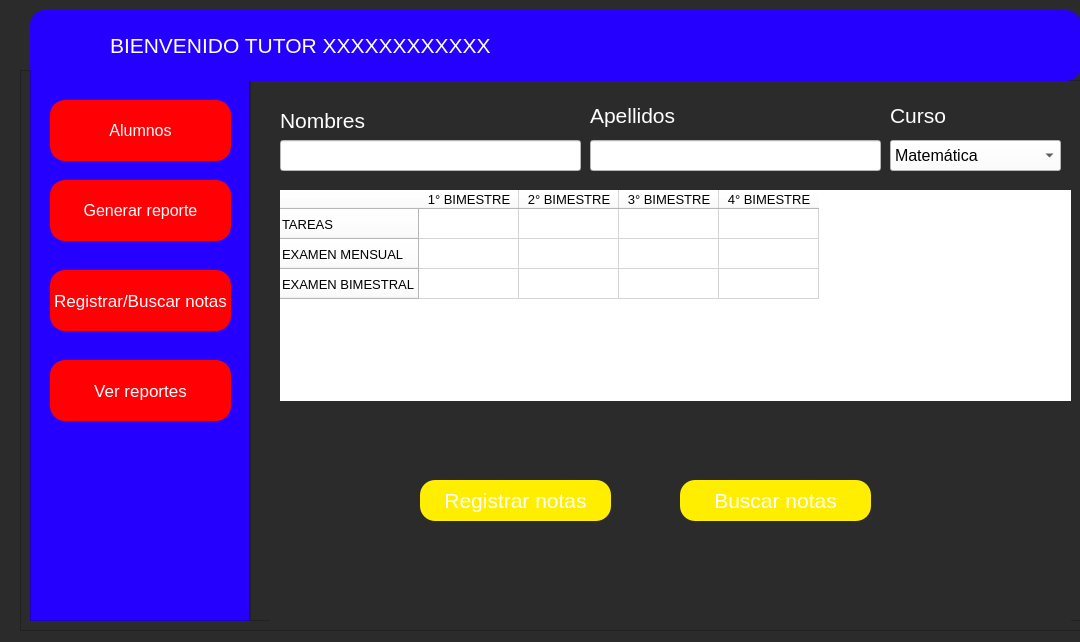
Giavic/Taller_de_software_TF, file entrar_tutor.ui: the form before one commit.
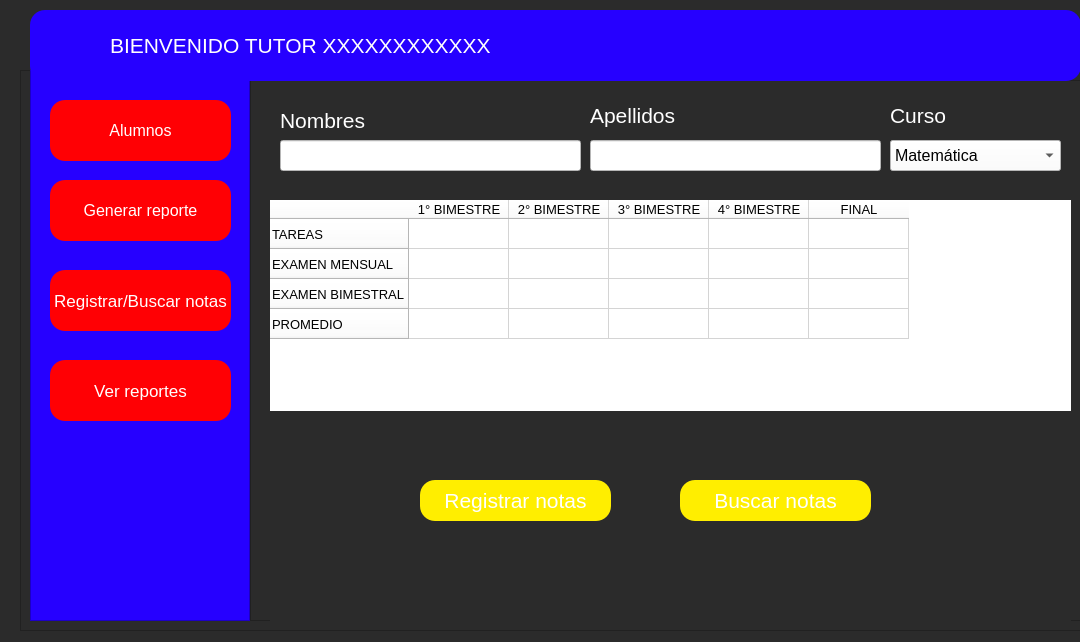
The form after the commit. The open tabs and pages were chosen to show the change. Icons and pictures are not drawn.

Commit message: cambios en tabla notas

Diff of the .ui file:
```diff
--- a/entrar_tutor.ui
+++ b/entrar_tutor.ui
@@ -709,9 +709,9 @@
       <widget class="QTableWidget" name="tableWidget_6">
        <property name="geometry">
         <rect>
-         <x>10</x>
-         <y>90</y>
-         <width>801</width>
+         <x>0</x>
+         <y>100</y>
+         <width>811</width>
          <height>211</height>
         </rect>
        </property>
@@ -735,6 +735,11 @@
          <string>EXAMEN BIMESTRAL</string>
         </property>
        </row>
+       <row>
+        <property name="text">
+         <string>PROMEDIO</string>
+        </property>
+       </row>
        <column>
         <property name="text">
          <string>1° BIMESTRE</string>
@@ -755,6 +760,11 @@
          <string>4° BIMESTRE</string>
         </property>
        </column>
+       <column>
+        <property name="text">
+         <string>FINAL</string>
+        </property>
+       </column>
       </widget>
       <widget class="QPushButton" name="pushButton_8">
        <property name="geometry">
```
Left out of the diff: 2 changed lines with no effect on the pictures.
